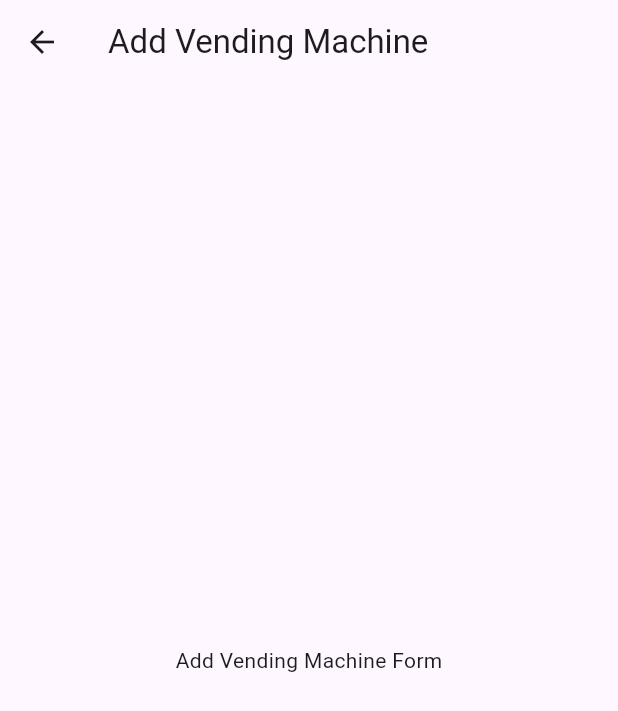
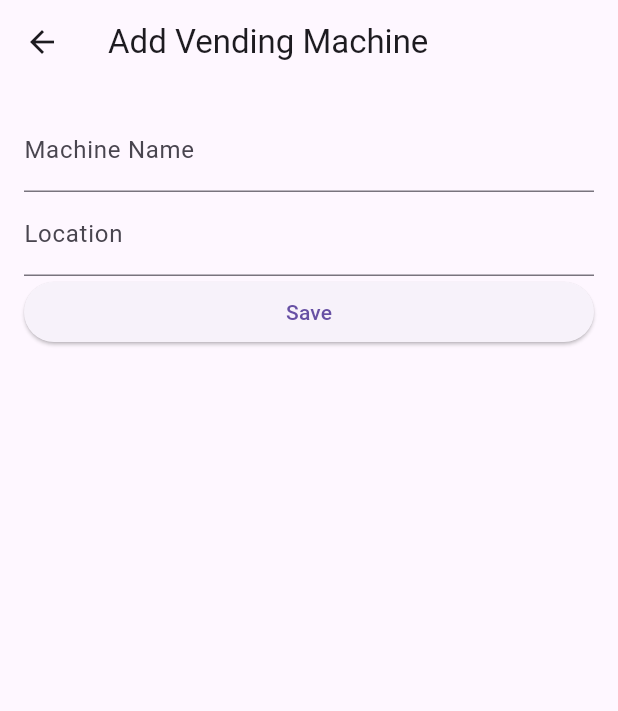
Before and after one commit to Nefariousgh/admin-terminal-mvm, a Flutter app: the AddVendingMachineScreen screen opened directly, on a phone screen of 412 x 824 dp. Shown: the top 711 px of the screen. Run offline on Flutter 3.47's test engine with Material 3 defaults, Android fonts, the phone set to English and light mode, and no system bars; our stand-ins replace cloud_firestore, firebase_core; accounts and stored records are empty.

```diff
--- a/lib/add_medicines.dart
+++ /dev/null
@@ -1 +0,0 @@
-// TODO Implement this library.
--- a/lib/admin_section.dart
+++ b/lib/admin_section.dart
@@ -1,7 +1,7 @@
 import 'package:flutter/material.dart';
 
 class AdminSection extends StatelessWidget {
-  const AdminSection({super.key});
+  const AdminSection({Key? key});
 
   @override
   Widget build(BuildContext context) {
@@ -26,7 +26,7 @@ class AdminSection extends StatelessWidget {
 }
 
 class AddVendingMachineScreen extends StatelessWidget {
-  const AddVendingMachineScreen({super.key});
+  const AddVendingMachineScreen({Key? key});
 
   @override
   Widget build(BuildContext context) {
@@ -34,9 +34,25 @@ class AddVendingMachineScreen extends StatelessWidget {
       appBar: AppBar(
         title: const Text('Add Vending Machine'),
       ),
-      body: const Center(
-        // Add form fields to enter vending machine details
-        child: Text('Add Vending Machine Form'),
+      body: Padding(
+        padding: const EdgeInsets.all(16.0),
+        child: Column(
+          crossAxisAlignment: CrossAxisAlignment.stretch,
+          children: [
+            TextField(
+              decoration: InputDecoration(labelText: 'Machine Name'),
+            ),
+            TextField(
+              decoration: InputDecoration(labelText: 'Location'),
+            ),
+            ElevatedButton(
+              onPressed: () {
+                // Add logic to save vending machine details
+              },
+              child: const Text('Save'),
+            ),
+          ],
+        ),
       ),
     );
   }
--- a/lib/homescreen.dart
+++ b/lib/homescreen.dart
@@ -8,19 +8,10 @@ class HomeScreen extends StatelessWidget {
   Widget build(BuildContext context) {
     return Scaffold(
       appBar: AppBar(
-        title: Text('Vending Machines'),
+        title: Text('Vending Machines', textAlign: TextAlign.center),
       ),
       body: Column(
         children: [
-          ElevatedButton(
-            onPressed: () {
-              Navigator.push(
-                context,
-                MaterialPageRoute(builder: (context) => AddVendingMachineScreen()),
-              );
-            },
-            child: Text('Add Vending Machine'),
-          ),
           Expanded(
             child: StreamBuilder(
               stream: FirebaseFirestore.instance.collection('vending_machines').snapshots(),
@@ -29,8 +20,19 @@ class HomeScreen extends StatelessWidget {
                   return Center(child: CircularProgressIndicator());
                 }
                 return ListView.builder(
-                  itemCount: snapshot.data!.docs.length,
+                  itemCount: snapshot.data!.docs.length + 1,
                   itemBuilder: (context, index) {
+                    if (index == snapshot.data!.docs.length) {
+                      return ElevatedButton(
+                        onPressed: () {
+                          Navigator.push(
+                            context,
+                            MaterialPageRoute(builder: (context) => AddVendingMachineScreen()),
+                          );
+                        },
+                        child: Text('Add Vending Machine'),
+                      );
+                    }
                     var machine = snapshot.data!.docs[index];
                     return GestureDetector(
                       onTap: () {
@@ -66,10 +68,14 @@ class MachineDetailsScreen extends StatelessWidget {
   Widget build(BuildContext context) {
     return Scaffold(
       appBar: AppBar(
-        title: Text(machine['name']),
+        title: Text(machine['name'], textAlign: TextAlign.center),
       ),
       body: Column(
         children: [
+          ListTile(
+            title: Text('Machine Name: ${machine['name']}'),
+            subtitle: Text('Location: ${machine['location']}'),
+          ),
           ElevatedButton(
             onPressed: () {
               Navigator.push(
@@ -78,8 +84,6 @@ class MachineDetailsScreen extends StatelessWidget {
                   builder: (context) => AddMedicineScreen(machineId: machine.id), // Pass machine.id as machineId
                 ),
               );
-
-
             },
             child: Text('Add Medicines'),
           ),
```
Also changed, not shown: lib/add_medicine_screen.dart (+1 -33 lines), lib/main.dart (+11 -7 lines), lib/vending_machine_details_screen.dart (+56 -17 lines), lib/vending_machine_list_screen.dart (+6 -3 lines), pubspec.lock.
